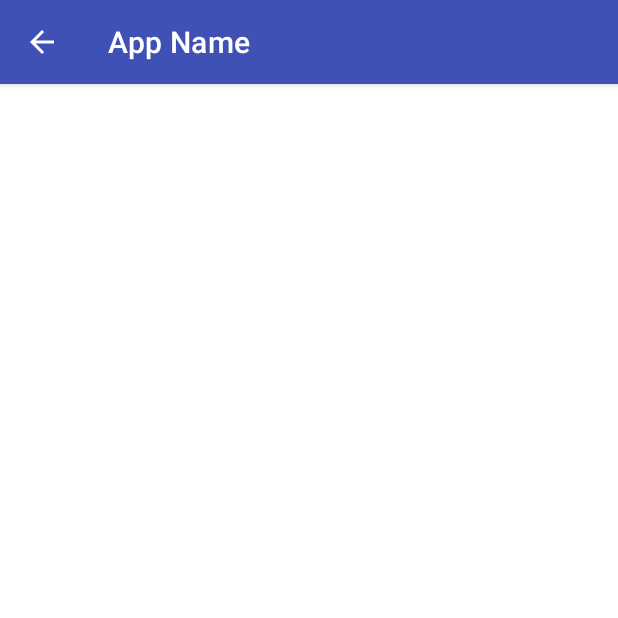
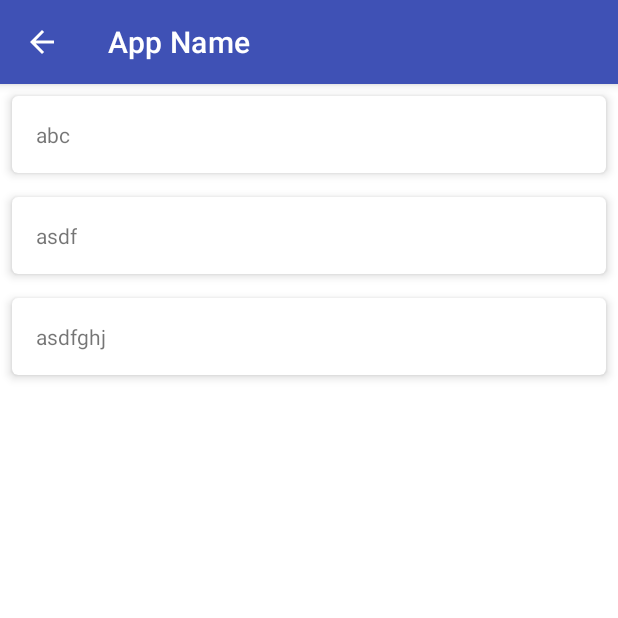
Before and after one commit to Ado-O/android-basic-architecture-MVVM, an Android app: the screen it shows after launch (MainActivity), on a phone screen of 412 x 824 dp, the top half of it. Run offline under Robolectric (Android 15) with nearby library versions, the phone set to English and light mode, and no system bars.

Commit message:
- RecyclerView

```diff
--- a/app/src/main/java/com/tech387/arch/MainActivity.java
+++ b/app/src/main/java/com/tech387/arch/MainActivity.java
@@ -2,13 +2,19 @@ package com.tech387.arch;
 
 import android.support.v7.app.AppCompatActivity;
 import android.os.Bundle;
+import android.support.v7.widget.LinearLayoutManager;
+import android.support.v7.widget.RecyclerView;
 import android.support.v7.widget.Toolbar;
 import android.widget.ListView;
+
+import java.util.ArrayList;
 
 public class MainActivity extends AppCompatActivity {
 
     private Toolbar mToolbar;
-    private ListView mListView;
+    private RecyclerView mRecyclerView;
+
+    private MainAdapter mAdapter;
 
     @Override
     protected void onCreate(Bundle savedInstanceState) {
@@ -17,10 +23,11 @@ public class MainActivity extends AppCompatActivity {
 
         //Finding views
         mToolbar = findViewById(R.id.toolbar);
-        mListView=findViewById(R.id.list);
+        mRecyclerView = findViewById(R.id.list);
 
         //Setup
         setupToolbar();
+        setupList();
     }
 
     /**
@@ -48,7 +55,14 @@ public class MainActivity extends AppCompatActivity {
     /**
      * Setting up the listView & its adapter
      */
-    private void setupListView() {
-        //Enter you code and add this method to OnCreate
+    private void setupList() {
+        ArrayList<String> arrayList = new ArrayList<>();
+        arrayList.add("abc");
+        arrayList.add("asdf");
+        arrayList.add("asdfghj");
+
+        mAdapter = new MainAdapter(this, arrayList);
+        mRecyclerView.setLayoutManager(new LinearLayoutManager(this));
+        mRecyclerView.setAdapter(mAdapter);
     }
 }
--- a/app/src/main/java/com/tech387/arch/MainAdapter.java
+++ b/app/src/main/java/com/tech387/arch/MainAdapter.java
@@ -1,4 +1,38 @@
 package com.tech387.arch;
 
-public class MainAdapter {
+import android.content.Context;
+import android.support.annotation.NonNull;
+import android.support.v7.widget.RecyclerView;
+import android.view.LayoutInflater;
+import android.view.ViewGroup;
+
+import java.util.ArrayList;
+
+public class MainAdapter extends RecyclerView.Adapter {
+
+    private LayoutInflater mInflater;
+    private ArrayList<String> mList;
+
+    MainAdapter(Context context, ArrayList<String> list) {
+        mInflater = LayoutInflater.from(context);
+        mList = list;
+    }
+
+    @NonNull
+    @Override
+    public RecyclerView.ViewHolder onCreateViewHolder(@NonNull ViewGroup viewGroup, int i) {
+        return new MainViewHolder(mInflater.inflate(R.layout.main_row, viewGroup, false));
+    }
+
+    @Override
+    public void onBindViewHolder(@NonNull RecyclerView.ViewHolder viewHolder, int i) {
+        ((MainViewHolder) viewHolder).setup(mList.get(i));
+    }
+
+    @Override
+    public int getItemCount() {
+        return mList.size();
+    }
+
+
 }
--- /dev/null
+++ b/app/src/main/java/com/tech387/arch/MainViewHolder.java
@@ -0,0 +1,22 @@
+package com.tech387.arch;
+
+import android.support.annotation.NonNull;
+import android.support.v7.widget.RecyclerView;
+import android.view.View;
+import android.widget.TextView;
+
+public class MainViewHolder extends RecyclerView.ViewHolder {
+
+    private TextView mTextView;
+
+    public MainViewHolder(@NonNull View itemView) {
+        super(itemView);
+
+        mTextView = itemView.findViewById(R.id.tv_name);
+    }
+
+    public void setup(String s) {
+        mTextView.setText(s);
+    }
+
+}
--- a/app/src/main/res/layout/main_act.xml
+++ b/app/src/main/res/layout/main_act.xml
@@ -19,7 +19,7 @@
 
     </android.support.design.widget.AppBarLayout>
 
-    <ListView
+    <android.support.v7.widget.RecyclerView
         android:id="@+id/list"
         android:layout_width="match_parent"
         android:layout_height="match_parent"
--- a/app/src/main/res/layout/main_row.xml
+++ b/app/src/main/res/layout/main_row.xml
@@ -14,7 +14,7 @@
         android:padding="16dp">
 
         <TextView
-            style="@style/Text"
+            android:id="@+id/tv_name"
             android:layout_width="wrap_content"
             android:layout_height="wrap_content"
             android:text="@string/app_name"/>
--- a/app/src/main/res/values/styles.xml
+++ b/app/src/main/res/values/styles.xml
@@ -8,12 +8,4 @@
 
     </style>
 
-    <style name="Text" parent="TextAppearance.AppCompat">
-        <item name="fontFamily">sans-serif</item>
-        <item name="android:textStyle">normal</item>
-        <item name="textAllCaps">false</item>
-        <item name="android:textSize">16sp</item>
-        <item name="android:letterSpacing">0.009375</item>
-    </style>
-
 </resources>
```
